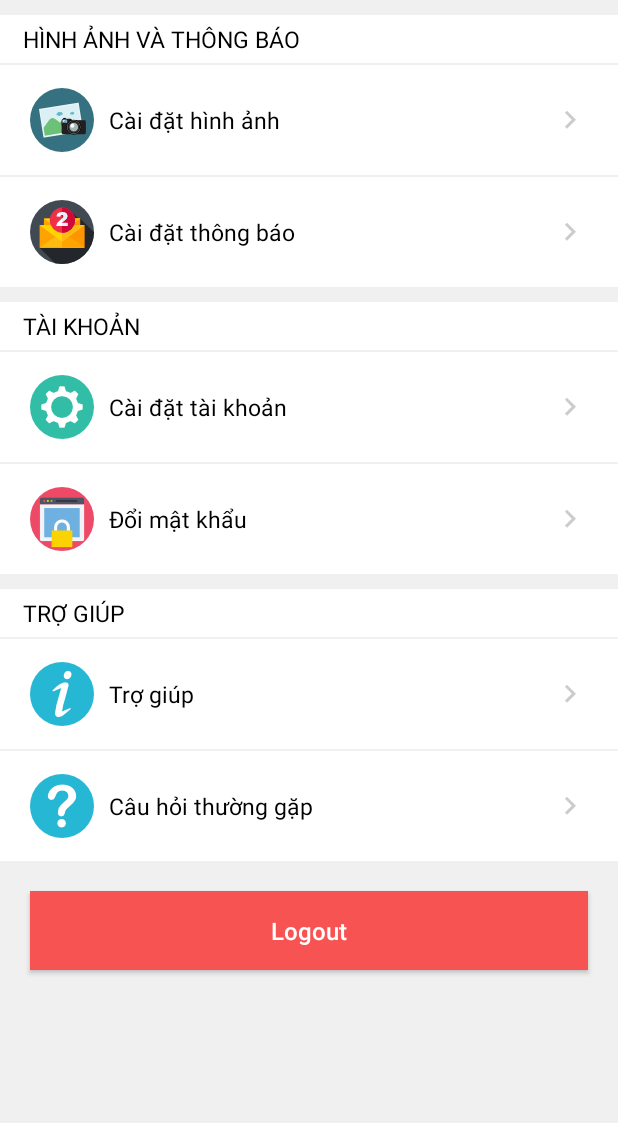
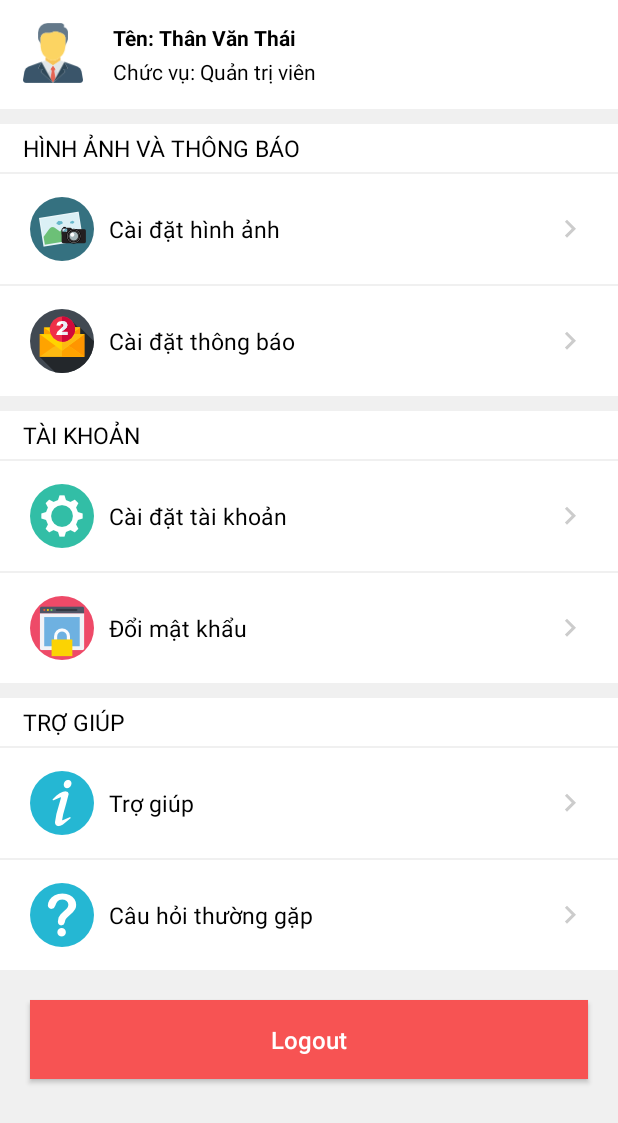
Before and after one commit to GReaper13/HumanMachineInterface, an Android app: the fragment ProfileFragment shown on its own in the app's theme, on a phone screen of 412 x 824 dp. Shown: the top 1123 px of the screen. Run offline under Robolectric (Android 15) with nearby library versions, the phone set to English and light mode, and no system bars; our stand-ins replace ButterKnife; 1 statement that could not run was skipped.

Commit message:
[Update] Add view profile

```diff
--- a/app/src/main/java/com/example/greaper/drone/data/Auth.java
+++ b/app/src/main/java/com/example/greaper/drone/data/Auth.java
@@ -46,7 +46,7 @@ public class Auth {
         }
         if (username.equals("admin") && password.equals("admin1234")) {
             currentUser = new User();
-            currentUser.setName("admin");
+            currentUser.setName("Quản trị viên");
             currentUser.setRole("admin");
             callback.onFinish(new Task<>(true, currentUser));
             return;
--- a/app/src/main/java/com/example/greaper/drone/main/profile/ProfileFragment.java
+++ b/app/src/main/java/com/example/greaper/drone/main/profile/ProfileFragment.java
@@ -11,9 +11,12 @@ import android.view.LayoutInflater;
 import android.view.View;
 import android.view.ViewGroup;
 import android.widget.Button;
+import android.widget.TextView;
 
 import com.example.greaper.drone.R;
+import com.example.greaper.drone.data.Auth;
 import com.example.greaper.drone.data.FAQ;
+import com.example.greaper.drone.data.User;
 import com.example.greaper.drone.ui.AccountSettingsActivity;
 import com.example.greaper.drone.ui.ChangePasswordActivity;
 import com.example.greaper.drone.ui.FAQActivity;
@@ -31,12 +34,25 @@ public class ProfileFragment extends Fragment {
     @BindView(R.id.btnLogout)
     Button btnLogout;
 
+    @BindView(R.id.tvName)
+    TextView tvName;
+
+    @BindView(R.id.tvRole)
+    TextView tvRole;
+
     @Override
     public View onCreateView(LayoutInflater inflater, ViewGroup container,
                              Bundle savedInstanceState) {
         // Inflate the layout for this fragment
         View view = inflater.inflate(R.layout.fragment_profile, container, false);
         ButterKnife.bind(this, view);
+
+        User user = Auth.getInstance().getCurrentUser();
+//        tvName.setText("Tên: " + user.getName());
+//        if (user.getRole().equals("admin"))
+        tvRole.setText("Chức vụ: " + user.getName());
+
+
         return view;
     }
 
--- a/app/src/main/res/layout/fragment_profile.xml
+++ b/app/src/main/res/layout/fragment_profile.xml
@@ -18,6 +18,44 @@
             android:layout_width="match_parent"
             android:layout_height="wrap_content"
             android:orientation="vertical">
+
+
+            <RelativeLayout
+                android:layout_width="match_parent"
+                android:layout_height="wrap_content"
+                android:background="@color/white"
+                android:padding="15dp">
+
+                <ImageView
+                    android:id="@+id/ivAvatar"
+                    android:layout_width="40dp"
+                    android:layout_height="40dp"
+                    android:src="@drawable/manager"/>
+
+                <TextView
+                    android:id="@+id/tvName"
+                    android:layout_width="wrap_content"
+                    android:layout_height="wrap_content"
+                    android:layout_toEndOf="@id/ivAvatar"
+                    android:text="Tên: Thân Văn Thái"
+                    android:textColor="@color/black"
+                    android:paddingStart="20dp"
+                    android:textStyle="bold"
+                    android:paddingEnd="0dp"/>
+
+                <TextView
+                    android:id="@+id/tvRole"
+                    android:layout_width="wrap_content"
+                    android:layout_height="wrap_content"
+                    android:layout_toEndOf="@id/ivAvatar"
+                    android:layout_below="@id/tvName"
+                    android:text="Chức vụ: Quản trị viên"
+                    android:textColor="@color/black"
+                    android:paddingStart="20dp"
+                    android:layout_marginTop="3dp"
+                    android:paddingEnd="0dp"/>
+
+            </RelativeLayout>
 
             <TextView
                 android:layout_width="match_parent"
```
Also changed, not shown: app/src/main/res/drawable-nodpi/manager.png (added).
